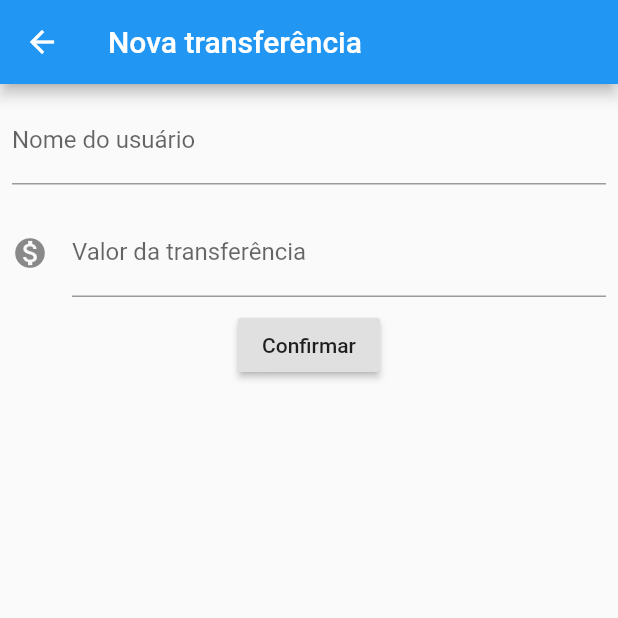
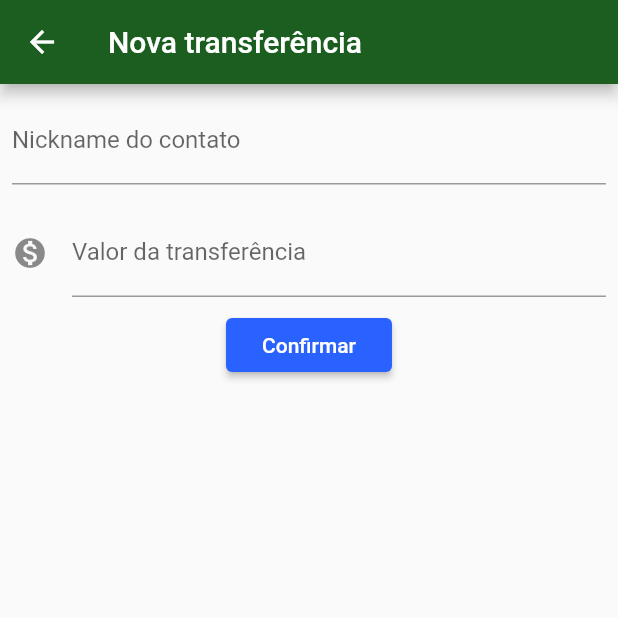
Before and after one commit to pedrovsn/bytebank, a Flutter app: the TransferForm screen opened directly, after a tap on "Confirmar", on a phone screen of 412 x 824 dp, the top half of it. Run offline on Flutter 3.47's test engine with Material 2 defaults, Android fonts, the phone set to English and light mode, and no system bars; our stand-ins replace sqflite; accounts and stored records are empty.

Commit message:
Added persistence to store contact list

```diff
--- a/lib/components/byte_textfield.dart
+++ b/lib/components/byte_textfield.dart
@@ -6,8 +6,9 @@ class ByteTextField extends StatelessWidget {
   final String label;
   final String hint;
   final IconData iconData;
+  final TextInputType textInputType;
 
-  ByteTextField(this.controller, {this.label, this.hint, this.iconData});
+  ByteTextField(this.controller, {this.label, this.hint, this.iconData, this.textInputType});
 
   @override
   Widget build(BuildContext context) {
@@ -20,7 +21,7 @@ class ByteTextField extends StatelessWidget {
             labelText: label,
             hintText: hint,
             icon: iconData != null ? Icon(iconData) : null),
-        keyboardType: TextInputType.number,
+        keyboardType: textInputType != null ? textInputType : TextInputType.text,
       ),
     );
   }
--- a/lib/models/contact.dart
+++ b/lib/models/contact.dart
@@ -0,0 +1,11 @@
+class Contact {
+  int id;
+  String _name;
+  String _nickname;
+
+  Contact(this._name, this._nickname, {this.id});
+
+  String get nickname => _nickname;
+
+  String get name => _name;
+}
--- a/lib/screens/contacts/form.dart
+++ b/lib/screens/contacts/form.dart
@@ -1,45 +1,54 @@
 import 'package:bytebank/components/byte_textfield.dart';
-import 'package:bytebank/models/transfer.dart';
+import 'package:bytebank/database/dao/contact_dao.dart';
+import 'package:bytebank/models/contact.dart';
 import 'package:flutter/material.dart';
 
-class TransferForm extends StatelessWidget {
+class ContactForm extends StatefulWidget {
+  @override
+  _ContactFormState createState() => _ContactFormState();
+}
+
+class _ContactFormState extends State<ContactForm> {
+  final ContactDAO _dao = ContactDAO();
   final TextEditingController _usernameController = TextEditingController();
-
-  final TextEditingController _valueController = TextEditingController();
+  final TextEditingController _nicknameController = TextEditingController();
 
   @override
   Widget build(BuildContext context) {
     return Scaffold(
+      appBar: AppBar(
+        title: Text('Novo contato'),
+      ),
       body: Column(
         children: <Widget>[
           ByteTextField(
             _usernameController,
             label: 'Nome do usuário',
+            hint: 'Nicole',
+          ),
+          ByteTextField(
+            _nicknameController,
+            label: 'Nickname',
             hint: 'nickymorim',
           ),
-          ByteTextField(
-            _valueController,
-            label: 'Valor da transferência',
-            hint: '100.00',
-            iconData: Icons.monetization_on,
-          ),
-          Container(
+          Padding(
+            padding: const EdgeInsets.all(8.0),
+            child: SizedBox(
+              width: double.maxFinite,
               child: RaisedButton(
-            child: Text('Confirmar'),
-            onPressed: () {
-              String username = _usernameController.text;
-              double value = double.tryParse(_valueController.text);
+                child: Text('Create'),
+                onPressed: () {
+                  final String name = _usernameController.text;
+                  final String nickname = _nicknameController.text;
 
-              if (username != null && value != null) {
-                Transfer transfer = Transfer(value, username);
-                Navigator.pop(context, transfer);
-              }
-            },
-          ))
+                  _dao
+                      .save(Contact(name, nickname))
+                      .then((id) => Navigator.pop(context));
+                },
+              ),
+            ),
+          )
         ],
-      ),
-      appBar: AppBar(
-        title: Text('Nova transferência'),
       ),
     );
   }
--- a/lib/screens/transfer/form.dart
+++ b/lib/screens/transfer/form.dart
@@ -3,7 +3,7 @@ import 'package:bytebank/models/transfer.dart';
 import 'package:flutter/material.dart';
 
 class TransferForm extends StatelessWidget {
-  final TextEditingController _usernameController = TextEditingController();
+  final TextEditingController _nicknameController = TextEditingController();
 
   final TextEditingController _valueController = TextEditingController();
 
@@ -13,8 +13,8 @@ class TransferForm extends StatelessWidget {
       body: Column(
         children: <Widget>[
           ByteTextField(
-            _usernameController,
-            label: 'Nome do usuário',
+            _nicknameController,
+            label: 'Nickname do contato',
             hint: 'nickymorim',
           ),
           ByteTextField(
@@ -22,12 +22,13 @@ class TransferForm extends StatelessWidget {
             label: 'Valor da transferência',
             hint: '100.00',
             iconData: Icons.monetization_on,
+            textInputType: TextInputType.number,
           ),
           Container(
               child: RaisedButton(
             child: Text('Confirmar'),
             onPressed: () {
-              String username = _usernameController.text;
+              String username = _nicknameController.text;
               double value = double.tryParse(_valueController.text);
 
               if (username != null && value != null) {
--- a/lib/screens/transfer/list.dart
+++ b/lib/screens/transfer/list.dart
@@ -8,11 +8,11 @@ class TransferList extends StatefulWidget {
 
   @override
   State<StatefulWidget> createState() {
-    return TransferListState();
+    return _TransferListState();
   }
 }
 
-class TransferListState extends State<TransferList> {
+class _TransferListState extends State<TransferList> {
   @override
   Widget build(BuildContext context) {
     return Scaffold(
```
Also changed, not shown: lib/database/app_database.dart (+16 -0 lines), lib/database/dao/contact_dao.dart (+35 -0 lines), lib/main.dart (+13 -3 lines), lib/screens/contacts/list.dart (+81 -0 lines), lib/screens/dashboard.dart (+9 -1 lines), pubspec.yaml (+5 -4 lines), pubspec.lock.
